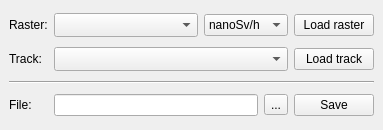
ctu-geoforall-lab-projects/bp-kala-2017, file ground_radiation_monitoring_dockwidget_base.ui: the form before one commit.
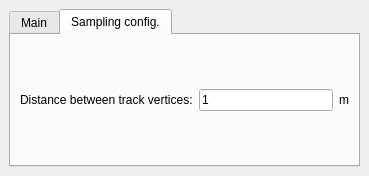
The form after the commit. Custom widgets are drawn as their Qt base class.

Commit message: UI changes-config tab added. (see #4)

Patch:
```diff
--- a/ground_radiation_monitoring_dockwidget_base.ui
+++ b/ground_radiation_monitoring_dockwidget_base.ui
@@ -6,14 +6,24 @@
    <rect>
     <x>0</x>
     <y>0</y>
-    <width>383</width>
-    <height>130</height>
+    <width>369</width>
+    <height>176</height>
    </rect>
   </property>
   <property name="windowTitle">
    <string>Ground Radiation Monitoring</string>
   </property>
   <widget class="QWidget" name="dockWidgetContents">
+   <layout class="QGridLayout" name="gridLayout_2">
+    <item row="0" column="0">
+     <widget class="QTabWidget" name="tabWidget">
+      <property name="currentIndex">
+       <number>1</number>
+      </property>
+      <widget class="QWidget" name="main">
+       <attribute name="title">
+        <string>Main</string>
+       </attribute>
    <layout class="QGridLayout" name="gridLayout">
     <item row="0" column="0">
      <widget class="QLabel" name="raster_label">
@@ -126,6 +136,60 @@
       <property name="sizeAdjustPolicy">
        <enum>QComboBox::AdjustToMinimumContentsLengthWithIcon</enum>
       </property>
+         </widget>
+        </item>
+        <item row="3" column="1" colspan="2">
+         <widget class="QLineEdit" name="save_file">
+          <property name="readOnly">
+           <bool>true</bool>
+          </property>
+         </widget>
+        </item>
+       </layout>
+      </widget>
+      <widget class="QWidget" name="config">
+       <attribute name="title">
+        <string>Sampling config.</string>
+       </attribute>
+       <layout class="QGridLayout" name="gridLayout_3">
+        <item row="0" column="0">
+         <widget class="QLabel" name="label">
+          <property name="text">
+           <string>Distance between track vertices:</string>
+          </property>
+         </widget>
+        </item>
+        <item row="0" column="1">
+         <widget class="QLineEdit" name="vertex_dist">
+          <property name="text">
+           <string>1</string>
+          </property>
+         </widget>
+        </item>
+        <item row="0" column="2">
+         <widget class="QLabel" name="label_2">
+          <property name="text">
+           <string>m</string>
+          </property>
+         </widget>
+        </item>
+       </layout>
+       <zorder>track_box</zorder>
+       <zorder>load_track</zorder>
+       <zorder>load_raster</zorder>
+       <zorder>save_file</zorder>
+       <zorder>track_label</zorder>
+       <zorder>line</zorder>
+       <zorder>file_label</zorder>
+       <zorder>save_button</zorder>
+       <zorder>dir_button</zorder>
+       <zorder>raster_label</zorder>
+       <zorder>raster_box</zorder>
+       <zorder>unit_box</zorder>
+       <zorder>label</zorder>
+       <zorder>vertex_dist</zorder>
+       <zorder>label_2</zorder>
+      </widget>
      </widget>
     </item>
    </layout>
```
Left out of the diff: 7 changed lines with no effect on the pictures. Lines whose indentation alone changed are shown as unchanged.
